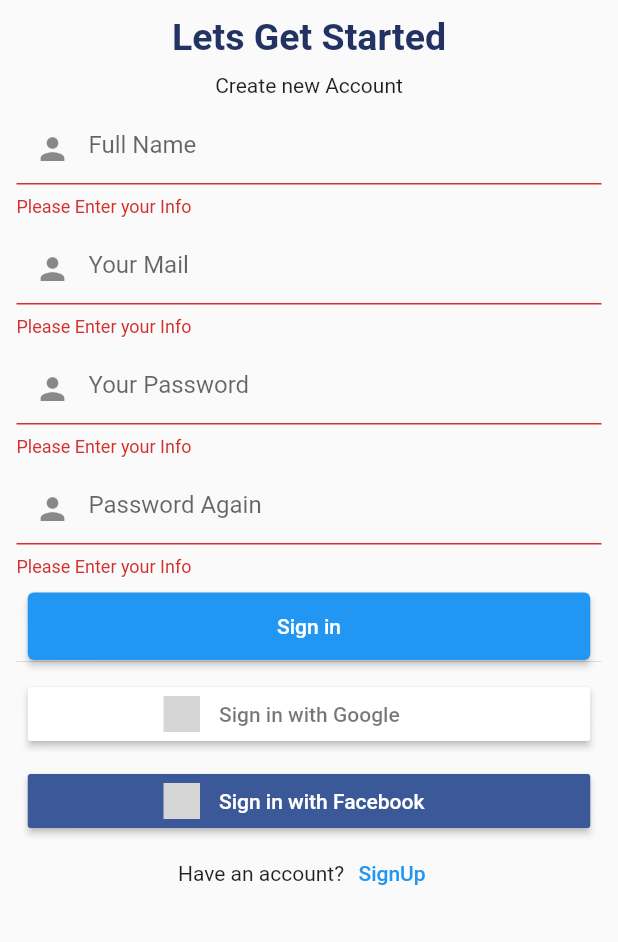
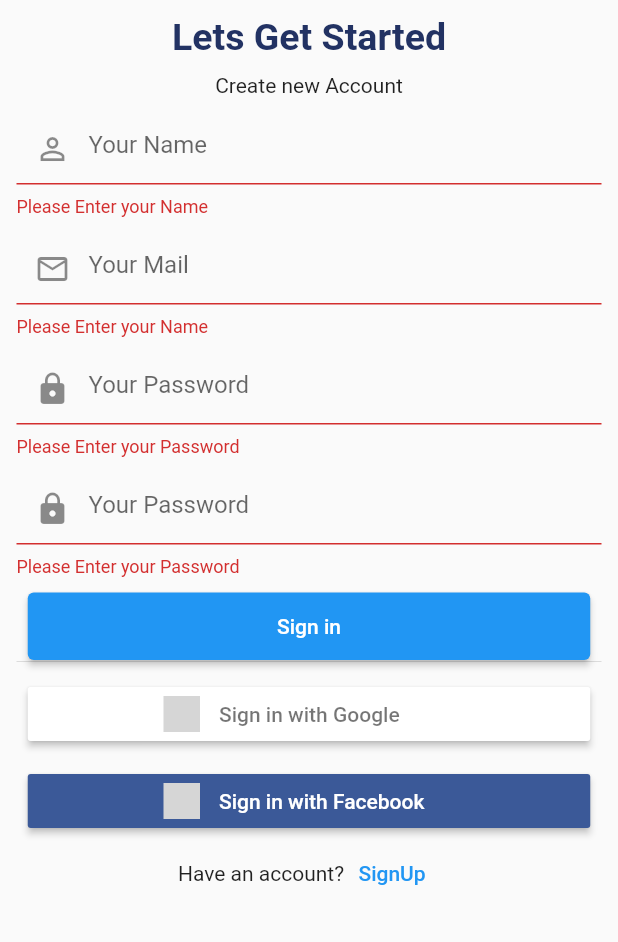
Before and after one commit to mido-ahmed/e_commerce_app, a Flutter app: the SigninScreen screen opened directly, after a tap on "Sign in", on a phone screen of 412 x 824 dp, the part 294-1236 px from its top. Run offline on Flutter 3.47's test engine with Material 2 defaults, Android fonts, the light colour scheme and no system bars; our stand-ins replace carousel_slider, dio, flutter_signin_button, material_design_icons_flutter, smooth_page_indicator; network calls fail; grey boxes are pictures that could not be loaded.

Commit message:
Add Validation and Api connection to SignInScreens.dart file Add package for fetch data from internet

```diff
--- a/lib/Screens/SignInScreens.dart
+++ b/lib/Screens/SignInScreens.dart
@@ -1,15 +1,39 @@
 import 'package:e_commerce_app/Screens/HomeScreen.dart';
 import 'package:flutter/material.dart';
 import 'package:flutter_signin_button/flutter_signin_button.dart';
+import 'package:dio/dio.dart';
+import 'package:http/http.dart' as http;
 
 class SigninScreen extends StatelessWidget {
   final fullnameController = TextEditingController();
   final mailController = TextEditingController();
   final passController = TextEditingController();
- final GlobalKey<FormState> _formKey =GlobalKey<FormState>();
+  final passControllertwo = TextEditingController();
+  final GlobalKey<FormState> _formKey = GlobalKey<FormState>();
 
   @override
   Widget build(BuildContext context) {
+    void Signin() async {
+      try {
+        final response =
+        await Dio().post('https://api.escuelajs.co/api/v1/users/', data: {
+          "name": fullnameController.text,
+          "email": mailController.text,
+          "password": passController.text,
+          "avatar": "https://api.lorem.space/image/face?w=640&h=480"
+        });
+        Navigator.of(context).pushNamed('/home', arguments: 'hello');
+        print(response);
+      } on DioError catch (e) {
+        print("This is an error :${e.response}");
+        if (e.response!.statusCode == 400) {
+          ScaffoldMessenger.of(context).showSnackBar(SnackBar(
+            content: Text("Your Should Enter Valid Name Or Email Or Password"),
+            backgroundColor: Colors.redAccent,
+          ));
+        }
+      }
+    }
     return Scaffold(
       resizeToAvoidBottomInset: false,
       body: SafeArea(
@@ -47,30 +71,92 @@ class SigninScreen extends StatelessWidget {
                     key: _formKey,
                     child: Column(
                       children: [
-                        textField(
-                          Text: 'Full Name',
-                          controller: TextEditingController(),
+                        TextFormField(
+                          textInputAction: TextInputAction.go,
+                          minLines: 1,
+                          validator: (value) {
+                            if (value == null || value.isEmpty) {
+                              return "Please Enter your Name";
+                            } else if (value.isNotEmpty) {
+                              return null;
+                            }
+                          },
+                          controller: fullnameController,
+                          decoration: InputDecoration(
+                              hintText: "Your Name",
+                              prefixIcon: Icon(Icons.person_outline_outlined),
+                              enabledBorder: OutlineInputBorder(
+                                  borderRadius: BorderRadius.circular(20),
+                                  borderSide: BorderSide(color: Colors.grey))),
                         ),
                         SizedBox(
                           height: 10,
                         ),
-                        textField(
-                          Text: 'Your Mail',
-                          controller: TextEditingController(),
+                        TextFormField(
+                          textInputAction: TextInputAction.go,
+                          minLines: 1,
+                          validator: (value) {
+                            if (value == null || value.isEmpty) {
+                              return "Please Enter your Name";
+                            } else if (value.contains("@gmail.com") == false &&value.isNotEmpty) {
+                              return ("Missing '@gmail.com'");
+                            }else{
+                              return null ;
+                            }
+                          },
+                          controller: mailController,
+                          decoration: InputDecoration(
+                              hintText: "Your Mail",
+                              prefixIcon: Icon(Icons.mail_outline_outlined),
+                              enabledBorder: OutlineInputBorder(
+                                  borderRadius: BorderRadius.circular(20),
+                                  borderSide: BorderSide(color: Colors.grey))),
                         ),
                         SizedBox(
                           height: 10,
                         ),
-                        textField(
-                          Text: 'Your Password',
-                          controller: TextEditingController(),
+                        TextFormField(
+                          textInputAction: TextInputAction.go,
+                          minLines: 1,
+                          validator: (value) {
+                            if (value == null || value.isEmpty) {
+                              return "Please Enter your Password";
+                            } else if (value.length < 10 ) {
+                              return "No way Your Password vary weak";
+                            } else {
+                              return null;
+                            }
+                          },
+                          controller: passController,
+                          decoration: InputDecoration(
+                              hintText: "Your Password",
+                              prefixIcon: Icon(Icons.lock),
+                              enabledBorder: OutlineInputBorder(
+                                  borderRadius: BorderRadius.circular(20),
+                                  borderSide: BorderSide(color: Colors.grey))),
                         ),
                         SizedBox(
                           height: 10,
                         ),
-                        textField(
-                          Text: 'Password Again',
-                          controller: TextEditingController(),
+                        TextFormField(
+                          textInputAction: TextInputAction.go,
+                          minLines: 1,
+                          validator: (value) {
+                            if (value == null || value.isEmpty) {
+                              return "Please Enter your Password";
+                            } else if (value.length < 10 ) {
+                              return "No way Your Password vary weak";
+                            } else {
+                              return null;
+                            }
+                          },
+                          controller: passControllertwo,
+                          decoration: InputDecoration(
+                              hintText: "Your Password",
+                              prefixIcon: Icon(Icons.lock),
+                              enabledBorder: OutlineInputBorder(
+                                  borderRadius: BorderRadius.circular(20),
+                                  borderSide: BorderSide(color: Colors.grey))),
                         ),
                       ],
                     ),
@@ -83,19 +169,13 @@ class SigninScreen extends StatelessWidget {
                       height: 45,
                       child: ElevatedButton(
                           onPressed: () {
-                            if(!_formKey.currentState!.validate()){
-                              return ;
-                            }
-                            Navigator.of(context).pushReplacement(
-                                MaterialPageRoute(
-                                    builder: (BuildContext context) {
-                              return HomeScreen();
-                            }));
+                            if (!_formKey.currentState!.validate()) {
+                              Signin();
                               print(fullnameController.text);
                               print(mailController.text);
                               print(passController.text);
+                            }
                           },
-
                           child: Text("Sign in"))),
                   Divider(height: 2),
                   SizedBox(
@@ -139,32 +219,3 @@ class SigninScreen extends StatelessWidget {
     );
   }
 }
-
-class textField extends StatelessWidget {
-  const textField({
-    Key? key,
-    required this.Text, required this.controller,
-  }) : super(key: key);
-  final String Text;
-  final TextEditingController controller ;
-  @override
-  Widget build(BuildContext context) {
-    return TextFormField(
-      validator: (value){
-        if(value!.isNotEmpty && value.length>9){
-          return null ;
-        }else if(value.length<9&&value.isNotEmpty){
-          return "Short Input";
-        }else{
-          return "Please Enter your Info";
-        }
-      },
-      decoration: InputDecoration(
-          hintText: Text,
-          prefixIcon: Icon(Icons.person),
-          enabledBorder: OutlineInputBorder(
-              borderRadius: BorderRadius.circular(20),
-              borderSide: BorderSide(color: Colors.white))),
-    );
-  }
-}
--- a/lib/main.dart
+++ b/lib/main.dart
@@ -24,7 +24,7 @@ class MyApp extends StatelessWidget {
       onGenerateRoute: RouteGenerator.generateRoute,
       //darkTheme: ThemeData.dark(),
       debugShowCheckedModeBanner: false,
-      home: LoginScreen(),
+      home: SigninScreen(),
     );
   }
 }
--- a/pubspec.yaml
+++ b/pubspec.yaml
@@ -45,6 +45,7 @@ dependencies:
   # Use with the CupertinoIcons class for iOS style icons.
   cupertino_icons: ^1.0.5
   dio: ^4.0.6
+
 
 dev_dependencies:
   flutter_test:
```
Lines whose indentation alone changed are shown as unchanged.
